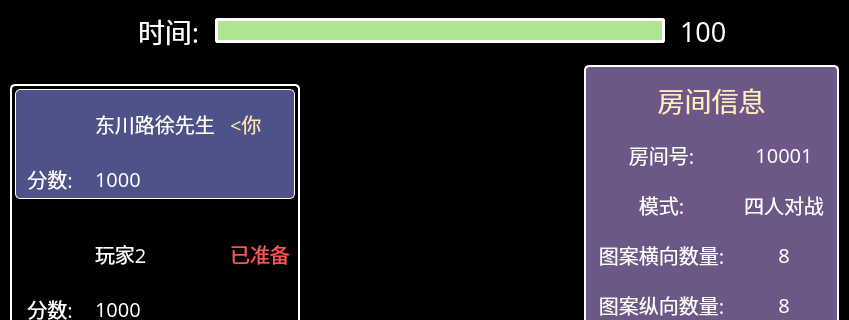
First picture: the form in PerfectLinkClient/gamewindow.ui, repository Fabulousxu/PerfectLink-Client, before the edit; both pictures show x 0 to 849 and y 0 to 320 of the 849 by 656 pixel window.
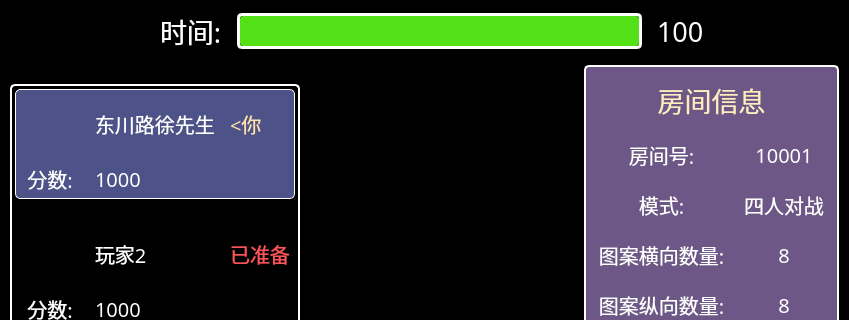
Second picture: the form after the edit. Icons and pictures are not drawn.

What changed in the file:
```diff
--- a/PerfectLinkClient/gamewindow.ui
+++ b/PerfectLinkClient/gamewindow.ui
@@ -33,7 +33,7 @@
     <number>10</number>
    </property>
    <item>
-    <layout class="QHBoxLayout" name="horizontalLayout_9" stretch="1,0,4,0,1">
+    <layout class="QHBoxLayout" name="horizontalLayout_9" stretch="1,0,3,0,1">
      <property name="spacing">
       <number>15</number>
      </property>
@@ -79,9 +79,9 @@
       </widget>
      </item>
      <item>
-      <widget class="QProgressBar" name="timeProgressBar">
+      <widget class="QWidget" name="timeOuterRect" native="true">
        <property name="sizePolicy">
-        <sizepolicy hsizetype="Expanding" vsizetype="Fixed">
+        <sizepolicy hsizetype="Preferred" vsizetype="Preferred">
          <horstretch>0</horstretch>
          <verstretch>0</verstretch>
         </sizepolicy>
@@ -89,42 +89,64 @@
        <property name="minimumSize">
         <size>
          <width>0</width>
-         <height>25</height>
+         <height>0</height>
         </size>
        </property>
        <property name="maximumSize">
         <size>
          <width>16777215</width>
-         <height>25</height>
+         <height>16777215</height>
         </size>
        </property>
-       <property name="font">
-        <font>
-         <family>Minecraft AE</family>
-         <pointsize>15</pointsize>
-        </font>
-       </property>
        <property name="styleSheet">
-        <string notr="true">QProgressBar {
+        <string notr="true">QWidget#timeOuterRect {
 	border: 3px solid rgb(255, 255, 255);
+	border-radius: 5px;
+	margin-bottom: 3px;
+	margin-top: 3px;
+}</string>
+       </property>
+       <layout class="QHBoxLayout" name="horizontalLayout_20" stretch="1,0">
+        <property name="spacing">
+         <number>0</number>
+        </property>
+        <property name="leftMargin">
+         <number>3</number>
+        </property>
+        <property name="topMargin">
+         <number>6</number>
+        </property>
+        <property name="rightMargin">
+         <number>3</number>
+        </property>
+        <property name="bottomMargin">
+         <number>6</number>
+        </property>
+        <item>
+         <widget class="QWidget" name="timeInnerRect" native="true">
+          <property name="styleSheet">
+           <string notr="true">QWidget#timeInnerRect {
+	background-color: rgb(84, 225, 23);
+	border: 0px;
 	border-radius: 3px;
-}
-QProgressBar::chunk {
-	background-color: rgb(174, 230, 148);
 }</string>
-       </property>
-       <property name="value">
-        <number>100</number>
-       </property>
-       <property name="textVisible">
-        <bool>false</bool>
-       </property>
-       <property name="invertedAppearance">
-        <bool>false</bool>
-       </property>
-       <property name="textDirection">
-        <enum>QProgressBar::TopToBottom</enum>
-       </property>
+          </property>
+         </widget>
+        </item>
+        <item>
+         <spacer name="horizontalSpacer_11">
+          <property name="orientation">
+           <enum>Qt::Horizontal</enum>
+          </property>
+          <property name="sizeHint" stdset="0">
+           <size>
+            <width>0</width>
+            <height>0</height>
+           </size>
+          </property>
+         </spacer>
+        </item>
+       </layout>
       </widget>
      </item>
      <item>
```
Left out of the diff: 2 changed lines with no effect on the pictures.
